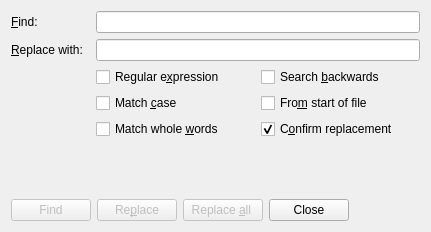
Qt form replacedialog.ui (altsan/qe-text-editor) before a commit.
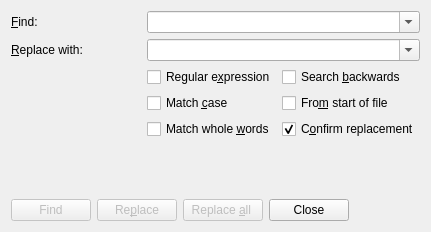
The same form after that commit.

Commit message: Replace dialog now uses editable comboboxes with find and replace histories.

The edit to the form file:
```diff
--- a/replacedialog.ui
+++ b/replacedialog.ui
@@ -34,9 +34,6 @@
          </property>
         </widget>
        </item>
-       <item row="0" column="1">
-        <widget class="QLineEdit" name="findEdit"/>
-       </item>
        <item row="2" column="0">
         <spacer name="spacer">
          <property name="orientation">
@@ -122,8 +119,25 @@
          </property>
         </widget>
        </item>
+       <item row="0" column="1">
+        <widget class="QComboBox" name="findEdit">
+         <property name="editable">
+          <bool>true</bool>
+         </property>
+         <property name="insertPolicy">
+          <enum>QComboBox::NoInsert</enum>
+         </property>
+        </widget>
+       </item>
        <item row="1" column="1">
-        <widget class="QLineEdit" name="replaceEdit"/>
+        <widget class="QComboBox" name="replaceEdit">
+         <property name="editable">
+          <bool>true</bool>
+         </property>
+         <property name="insertPolicy">
+          <enum>QComboBox::NoInsert</enum>
+         </property>
+        </widget>
        </item>
       </layout>
      </item>
```
The commit also changes 3 other files.
